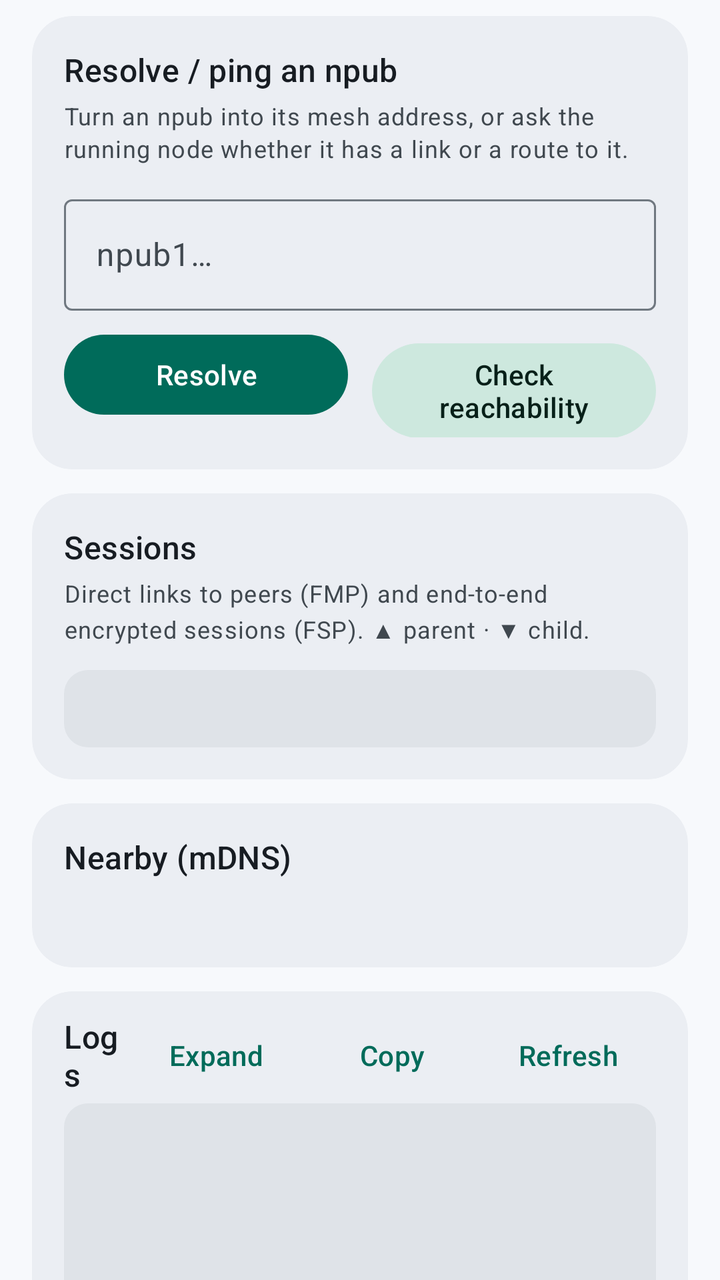
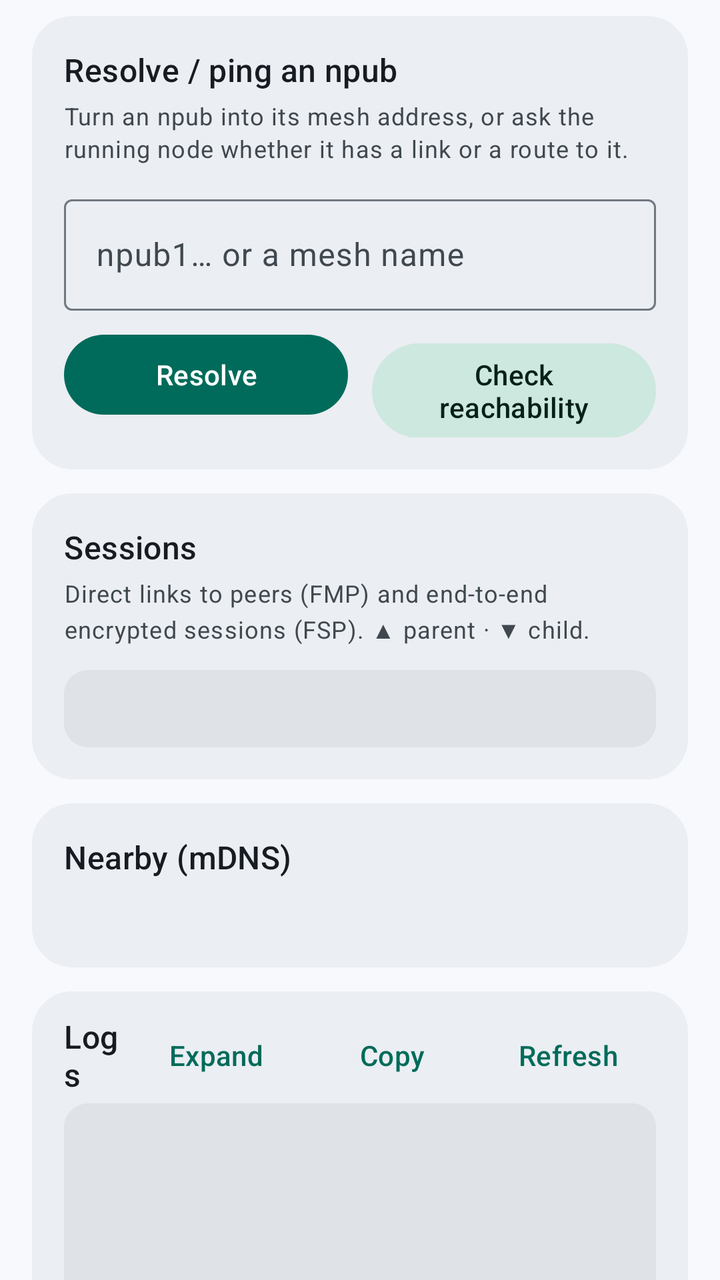

Before-and-after screenshots of an Android layout around one commit, followed by the original layout XML and the change that was made.
<!-- AndroidManifest.xml: application theme Theme.Fips -->
<!-- res/layout/fragment_troubleshoot.xml -->
<?xml version="1.0" encoding="utf-8"?>
<androidx.core.widget.NestedScrollView
    xmlns:android="http://schemas.android.com/apk/res/android"
    xmlns:app="http://schemas.android.com/apk/res-auto"
    android:layout_width="match_parent"
    android:layout_height="match_parent"
    android:clipToPadding="false"
    android:fillViewport="true"
    android:paddingHorizontal="16dp"
    android:paddingTop="8dp"
    android:paddingBottom="96dp">

<LinearLayout
    android:layout_width="match_parent"
    android:layout_height="wrap_content"
    android:orientation="vertical">

    
    <com.google.android.material.card.MaterialCardView
        style="@style/Widget.Fips.Card">

        <LinearLayout
            android:layout_width="match_parent"
            android:layout_height="wrap_content"
            android:orientation="vertical"
            android:padding="16dp">

            <TextView
                style="@style/Widget.Fips.CardTitle"
                android:text="Resolve / ping an npub" />

            <TextView
                style="@style/Widget.Fips.Summary"
                android:text="Turn an npub into its mesh address, or ask the running node whether it has a link or a route to it." />

            <com.google.android.material.textfield.TextInputLayout
                style="@style/Widget.Material3.TextInputLayout.OutlinedBox"
                android:layout_width="match_parent"
                android:layout_height="wrap_content"
                android:layout_marginTop="12dp"
                android:hint="npub1…">
                <com.google.android.material.textfield.TextInputEditText
                    android:id="@+id/probe_npub"
                    android:layout_width="match_parent"
                    android:layout_height="wrap_content"
                    android:inputType="text" />
            </com.google.android.material.textfield.TextInputLayout>

            <LinearLayout
                android:layout_width="match_parent"
                android:layout_height="wrap_content"
                android:layout_marginTop="8dp"
                android:orientation="horizontal">

                <com.google.android.material.button.MaterialButton
                    android:id="@+id/resolve"
                    android:layout_width="0dp"
                    android:layout_height="wrap_content"
                    android:layout_weight="1"
                    android:layout_marginEnd="6dp"
                    android:text="Resolve" />

                <com.google.android.material.button.MaterialButton
                    android:id="@+id/reachability"
                    style="@style/Widget.Material3.Button.TonalButton"
                    android:layout_width="0dp"
                    android:layout_height="wrap_content"
                    android:layout_weight="1"
                    android:layout_marginStart="6dp"
                    android:text="Check reachability" />
            </LinearLayout>

            
            <TextView
                android:id="@+id/probe_result"
                style="@style/Widget.Fips.Mono"
                android:layout_width="match_parent"
                android:layout_height="wrap_content"
                android:layout_marginTop="8dp"
                android:background="@drawable/bg_field"
                android:padding="12dp"
                android:textIsSelectable="true"
                android:visibility="gone" />
        </LinearLayout>
    </com.google.android.material.card.MaterialCardView>

    
    <com.google.android.material.card.MaterialCardView
        style="@style/Widget.Fips.Card">

        <LinearLayout
            android:layout_width="match_parent"
            android:layout_height="wrap_content"
            android:orientation="vertical"
            android:padding="16dp">

            <TextView
                style="@style/Widget.Fips.CardTitle"
                android:text="Sessions" />

            <TextView
                style="@style/Widget.Fips.Summary"
                android:text="Direct links to peers (FMP) and end-to-end encrypted sessions (FSP). ▲ parent · ▼ child." />

            <TextView
                android:id="@+id/sessions_view"
                style="@style/Widget.Fips.Mono"
                android:layout_width="match_parent"
                android:layout_height="wrap_content"
                android:layout_marginTop="12dp"
                android:background="@drawable/bg_field"
                android:padding="12dp"
                android:textIsSelectable="true"
                android:textSize="11sp" />
        </LinearLayout>
    </com.google.android.material.card.MaterialCardView>

    
    <com.google.android.material.card.MaterialCardView
        style="@style/Widget.Fips.Card">

        <LinearLayout
            android:layout_width="match_parent"
            android:layout_height="wrap_content"
            android:orientation="vertical"
            android:padding="16dp">

            <TextView
                style="@style/Widget.Fips.CardTitle"
                android:text="Nearby (mDNS)" />

            <TextView
                android:id="@+id/hotspot_status"
                style="@style/Widget.Fips.Summary"
                android:visibility="gone" />

            <TextView
                android:id="@+id/lan_empty"
                style="@style/Widget.Fips.Summary"
                android:layout_marginTop="8dp" />

            <ScrollView
                android:id="@+id/lan_scroll"
                android:layout_width="match_parent"
                android:layout_height="wrap_content"
                android:layout_marginTop="4dp">

                <LinearLayout
                    android:id="@+id/lan_list"
                    android:layout_width="match_parent"
                    android:layout_height="wrap_content"
                    android:orientation="vertical" />
            </ScrollView>
        </LinearLayout>
    </com.google.android.material.card.MaterialCardView>

    
    <com.google.android.material.card.MaterialCardView
        style="@style/Widget.Fips.Card">

    <LinearLayout
        android:layout_width="match_parent"
        android:layout_height="wrap_content"
        android:orientation="vertical"
        android:paddingHorizontal="16dp"
        android:paddingTop="8dp"
        android:paddingBottom="16dp">

    <LinearLayout
        android:layout_width="match_parent"
        android:layout_height="wrap_content"
        android:gravity="center_vertical"
        android:orientation="horizontal">

        <TextView
            style="@style/Widget.Fips.CardTitle"
            android:layout_width="0dp"
            android:layout_weight="1"
            android:text="Logs" />

        <com.google.android.material.button.MaterialButton
            android:id="@+id/expand_logs"
            style="@style/Widget.Material3.Button.TextButton"
            android:layout_width="wrap_content"
            android:layout_height="wrap_content"
            android:text="Expand" />

        <com.google.android.material.button.MaterialButton
            android:id="@+id/copy_logs"
            style="@style/Widget.Material3.Button.TextButton"
            android:layout_width="wrap_content"
            android:layout_height="wrap_content"
            android:text="Copy" />

        <com.google.android.material.button.MaterialButton
            android:id="@+id/refresh_logs"
            style="@style/Widget.Material3.Button.TextButton"
            android:layout_width="wrap_content"
            android:layout_height="wrap_content"
            android:text="Refresh" />
    </LinearLayout>

    <ScrollView
        android:id="@+id/log_scroll"
        android:layout_width="match_parent"
        android:layout_height="260dp"
        android:background="@drawable/bg_field"
        android:padding="12dp">

        <TextView
            android:id="@+id/log_view"
            style="@style/Widget.Fips.Mono"
            android:layout_width="match_parent"
            android:layout_height="wrap_content"
            android:textIsSelectable="true"
            android:textSize="11sp" />
    </ScrollView>

    </LinearLayout>
    </com.google.android.material.card.MaterialCardView>

    <LinearLayout
        android:layout_width="wrap_content"
        android:layout_height="wrap_content"
        android:layout_gravity="center_horizontal"
        android:gravity="center_vertical"
        android:orientation="horizontal">

        <TextView
            android:id="@+id/app_version"
            android:layout_width="wrap_content"
            android:layout_height="wrap_content"
            android:textColor="?attr/colorOnSurfaceVariant"
            android:textSize="11sp" />

        <com.google.android.material.button.MaterialButton
            android:id="@+id/check_update"
            style="@style/Widget.Material3.Button.TextButton"
            android:layout_width="wrap_content"
            android:layout_height="wrap_content"
            android:minHeight="0dp"
            android:paddingVertical="4dp"
            android:text="Check for updates"
            android:textSize="11sp" />
    </LinearLayout>
</LinearLayout>

</androidx.core.widget.NestedScrollView>
<!-- resources referenced by this layout -->
<resources>
  <!-- drawable bg_field (drawable) -->
  <?xml version="1.0" encoding="utf-8"?>
  <shape xmlns:android="http://schemas.android.com/apk/res/android" android:shape="rectangle">
      <solid android:color="?attr/colorSurfaceContainerHighest" />
      <corners android:radius="12dp" />
  </shape>
  <style name="Widget.Fips.Card" parent="Widget.Material3.CardView.Filled">
          <item name="android:layout_width">match_parent</item>
          <item name="android:layout_height">wrap_content</item>
          <item name="android:layout_marginBottom">12dp</item>
          <item name="cardBackgroundColor">?attr/colorSurfaceContainer</item>
          <item name="cardCornerRadius">20dp</item>
      </style>
  <style name="Widget.Fips.CardTitle" parent="">
          <item name="android:layout_width">wrap_content</item>
          <item name="android:layout_height">wrap_content</item>
          <item name="android:textAppearance">?attr/textAppearanceTitleMedium</item>
          <item name="android:textColor">?attr/colorOnSurface</item>
      </style>
  <style name="Widget.Fips.Mono" parent="">
          <item name="android:fontFamily">monospace</item>
          <item name="android:textSize">12sp</item>
          <item name="android:textColor">?attr/colorOnSurface</item>
          <item name="android:lineSpacingMultiplier">1.2</item>
      </style>
  <style name="Widget.Fips.Summary" parent="">
          <item name="android:layout_width">match_parent</item>
          <item name="android:layout_height">wrap_content</item>
          <item name="android:layout_marginTop">4dp</item>
          <item name="android:textAppearance">?attr/textAppearanceBodySmall</item>
          <item name="android:textColor">?attr/colorOnSurfaceVariant</item>
          <item name="android:lineSpacingMultiplier">1.15</item>
      </style>
  <style name="Theme.Fips" parent="Base.Theme.Fips" />
  <color name="fips_primary">#006B5A</color>
  <color name="fips_on_primary">#FFFFFF</color>
  <color name="fips_primary_container">#9EF2DC</color>
  <color name="fips_on_primary_container">#00201A</color>
  <color name="fips_inverse_primary">#82D5C0</color>
  <color name="fips_secondary">#4B635B</color>
  <color name="fips_on_secondary">#FFFFFF</color>
  <color name="fips_secondary_container">#CDE8DE</color>
  <color name="fips_on_secondary_container">#072019</color>
  <color name="fips_tertiary">#426277</color>
  <color name="fips_on_tertiary">#FFFFFF</color>
  <color name="fips_tertiary_container">#C7E7FF</color>
  <color name="fips_on_tertiary_container">#001E2E</color>
  <color name="fips_error">#BA1A1A</color>
  <color name="fips_on_error">#FFFFFF</color>
  <color name="fips_error_container">#FFDAD6</color>
  <color name="fips_on_error_container">#410002</color>
  <color name="fips_surface">#F7F9FC</color>
  <color name="fips_on_surface">#171C22</color>
  <color name="fips_surface_variant">#DCE3EA</color>
  <color name="fips_on_surface_variant">#40484F</color>
  <color name="fips_outline">#707880</color>
  <color name="fips_outline_variant">#C0C7CF</color>
  <color name="fips_inverse_surface">#2C3137</color>
  <color name="fips_inverse_on_surface">#EEF1F6</color>
  <color name="fips_surface_dim">#D7DADF</color>
  <color name="fips_surface_bright">#F7F9FC</color>
  <color name="fips_surface_container_lowest">#FFFFFF</color>
  <color name="fips_surface_container_low">#F1F4F8</color>
  <color name="fips_surface_container">#EBEEF3</color>
  <color name="fips_surface_container_high">#E5E8ED</color>
  <color name="fips_surface_container_highest">#DFE3E8</color>
  <!-- unchanged entries left out for length: 1 -->
</resources>

<!-- the commit's change to res/layout/fragment_troubleshoot.xml (unified diff, before → after) -->
@@ -38,7 +38,7 @@
                 android:layout_width="match_parent"
                 android:layout_height="wrap_content"
                 android:layout_marginTop="12dp"
-                android:hint="npub1…">
+                android:hint="npub1… or a mesh name">
                 <com.google.android.material.textfield.TextInputEditText
                     android:id="@+id/probe_npub"
                     android:layout_width="match_parent"
